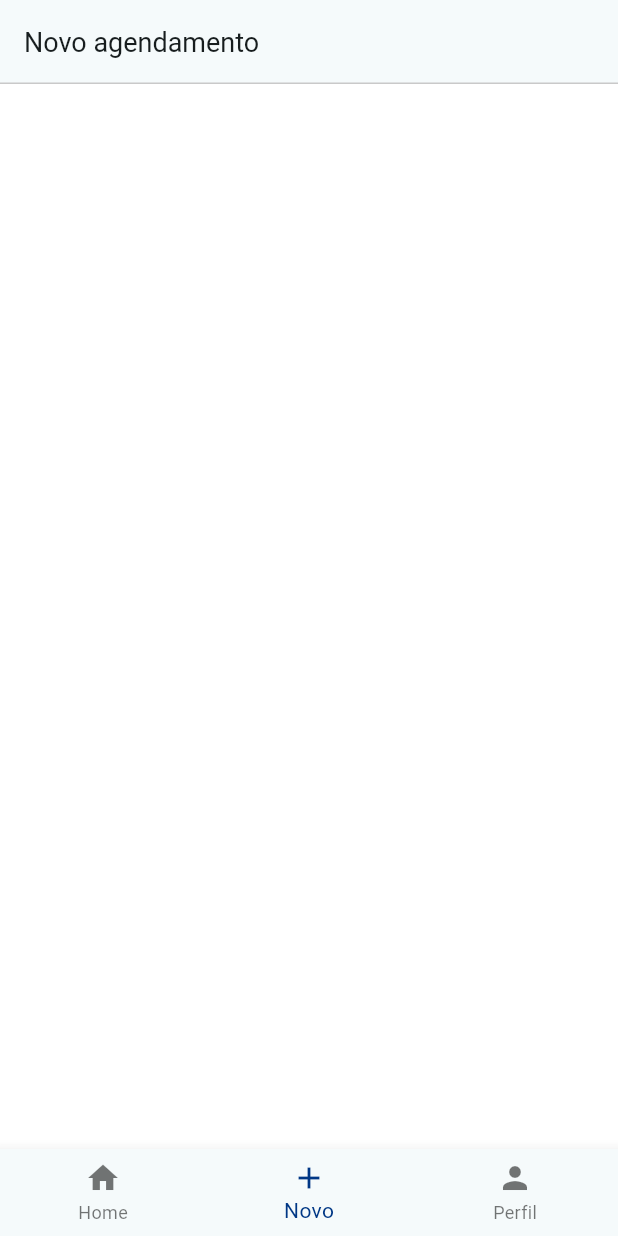
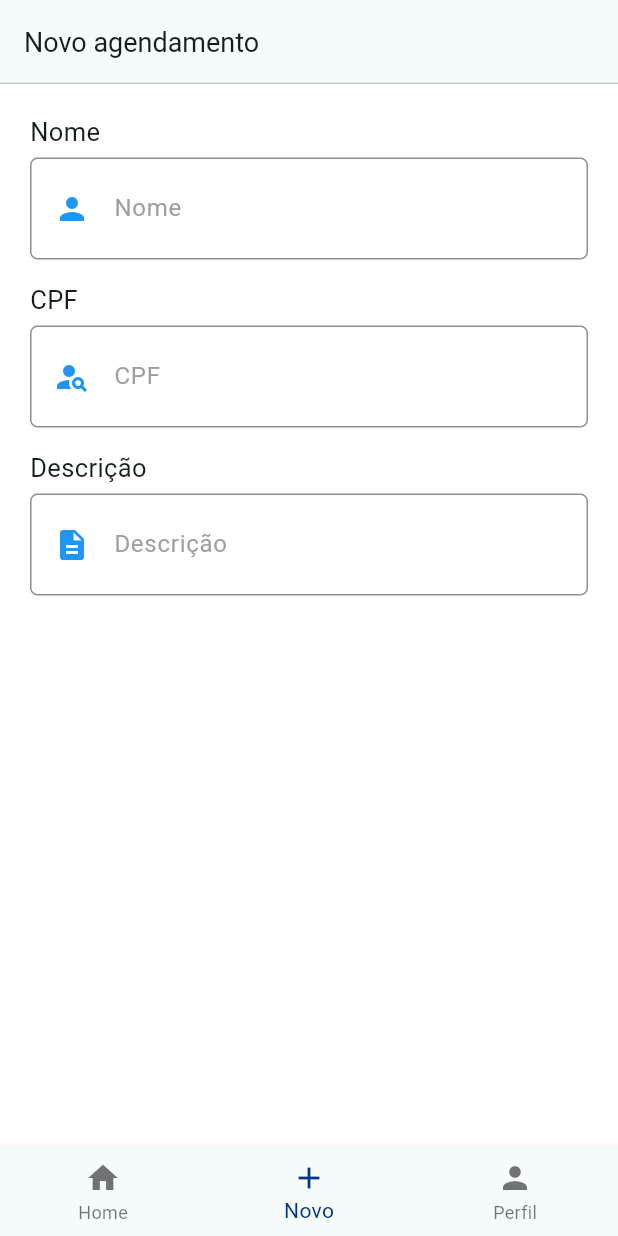
Before and after one commit to kaikdorvalo/agendify-flutter, a Flutter app: the screen it shows after launch, item 2 of the bottom bar chosen, on a phone screen of 412 x 824 dp. Run offline on Flutter 3.47's test engine with Material 3 defaults, Android fonts, the phone set to English and light mode, and no system bars; our stand-ins replace mask_text_input_formatter.

Commit message:
feat: created input text

```diff
--- /dev/null
+++ b/lib/screens/new/components/text_input_component.dart
@@ -0,0 +1,85 @@
+import 'package:agendify/shared/models/scheduling_model.dart';
+import 'package:flutter/material.dart';
+import 'package:mask_text_input_formatter/mask_text_input_formatter.dart';
+
+class TextInput extends StatefulWidget {
+  String label;
+  String? hint;
+  String? labelText;
+  List<MaskTextInputFormatter>? masks;
+  IconData icon;
+  final Function(String) changeValue;
+
+  TextInput({
+    Key? key,
+    required this.label,
+    required this.icon,
+    required this.changeValue,
+    this.hint,
+    this.labelText,
+    this.masks,
+  }) : super(key: key);
+
+  @override
+  _TextInputState createState() => _TextInputState();
+}
+
+class _TextInputState extends State<TextInput> {
+  @override
+  Widget build(BuildContext context) {
+    return Column(
+      crossAxisAlignment: CrossAxisAlignment.start,
+      children: <Widget>[
+        Text(
+          widget.label,
+          style: TextStyle(
+            fontSize: 17.0,
+          ),
+        ),
+        const SizedBox(
+          height: 5.0,
+        ),
+        Container(
+          padding: const EdgeInsets.only(
+            top: 5.0,
+            bottom: 5.0,
+            left: 15.0,
+            right: 15.0,
+          ),
+          decoration: BoxDecoration(
+              color: const Color.fromARGB(255, 255, 255, 255),
+              borderRadius: BorderRadius.circular(5.0),
+              border: Border.all(
+                color: const Color.fromARGB(255, 143, 143, 143),
+                width: 1.0,
+              )),
+          child: TextFormField(
+            keyboardType: TextInputType.emailAddress,
+            style: const TextStyle(
+              color: Color.fromARGB(255, 0, 0, 0),
+            ),
+            decoration: InputDecoration(
+              hintText: widget.hint ?? '',
+              hintStyle: const TextStyle(
+                color: Color.fromARGB(255, 158, 158, 158),
+              ),
+              labelText: widget.labelText ?? '',
+              labelStyle: const TextStyle(
+                color: Color.fromARGB(255, 158, 158, 158),
+              ),
+              icon: Icon(
+                widget.icon,
+                color: Color.fromARGB(255, 33, 149, 243),
+              ),
+              border: InputBorder.none,
+            ),
+            inputFormatters: widget.masks ?? [],
+            onChanged: (value) {
+              widget.changeValue(value);
+            },
+          ),
+        ),
+      ],
+    );
+  }
+}
--- a/lib/screens/new/screens/new_screen.dart
+++ b/lib/screens/new/screens/new_screen.dart
@@ -1,11 +1,51 @@
+import 'package:agendify/screens/new/components/text_input_component.dart';
 import 'package:agendify/shared/components/navigation_bottom_component.dart';
+import 'package:agendify/shared/models/scheduling_model.dart';
 import 'package:flutter/material.dart';
+import 'package:mask_text_input_formatter/mask_text_input_formatter.dart';
 
 class NewScreen extends StatefulWidget {
   _NewScreenState createState() => _NewScreenState();
 }
 
 class _NewScreenState extends State<NewScreen> {
+  final GlobalKey<FormState> _formKey = GlobalKey<FormState>();
+  String name = '';
+  String cpf = '';
+  String description = '';
+  DateTime date = DateTime.now();
+
+  void changeName(String value) {
+    setState(() {
+      name = value;
+    });
+
+    print(name);
+  }
+
+  void changeCpf(String value) {
+    setState(() {
+      cpf = value;
+    });
+  }
+
+  void changeDescription(String value) {
+    setState(() {
+      description = value;
+    });
+  }
+
+  void changeDate(DateTime value) {
+    setState(() {
+      date = value;
+    });
+  }
+
+  MaskTextInputFormatter cpfMask = MaskTextInputFormatter(
+      mask: '###.###.###-##',
+      filter: {"#": RegExp(r'[0-9]')},
+      type: MaskAutoCompletionType.lazy);
+
   @override
   Widget build(BuildContext context) {
     return Scaffold(
@@ -30,6 +70,40 @@ class _NewScreenState extends State<NewScreen> {
         width: MediaQuery.of(context).size.width,
         height: MediaQuery.of(context).size.height,
         padding: const EdgeInsets.all(20.0),
+        child: Form(
+            key: _formKey,
+            child: ListView(
+              children: <Widget>[
+                TextInput(
+                  label: 'Nome',
+                  icon: Icons.person,
+                  changeValue: changeName,
+                  labelText: 'Nome',
+                  hint: 'Seu Nome',
+                ),
+                const SizedBox(
+                  height: 15.0,
+                ),
+                TextInput(
+                  label: 'CPF',
+                  icon: Icons.person_search,
+                  changeValue: changeName,
+                  labelText: 'CPF',
+                  hint: '000.000.00-00',
+                  masks: [cpfMask],
+                ),
+                const SizedBox(
+                  height: 15.0,
+                ),
+                TextInput(
+                  label: 'Descrição',
+                  icon: Icons.description,
+                  changeValue: changeDescription,
+                  labelText: 'Descrição',
+                  hint: 'Realizar extração de siso...',
+                ),
+              ],
+            )),
       ),
     );
   }
--- a/pubspec.yaml
+++ b/pubspec.yaml
@@ -31,6 +31,7 @@ dependencies:
   flutter:
     sdk: flutter
   intl: ^0.17.0
+  mask_text_input_formatter: ^2.9.0
 
 
   # The following adds the Cupertino Icons font to your application.
```
Also changed, not shown: pubspec.lock.
